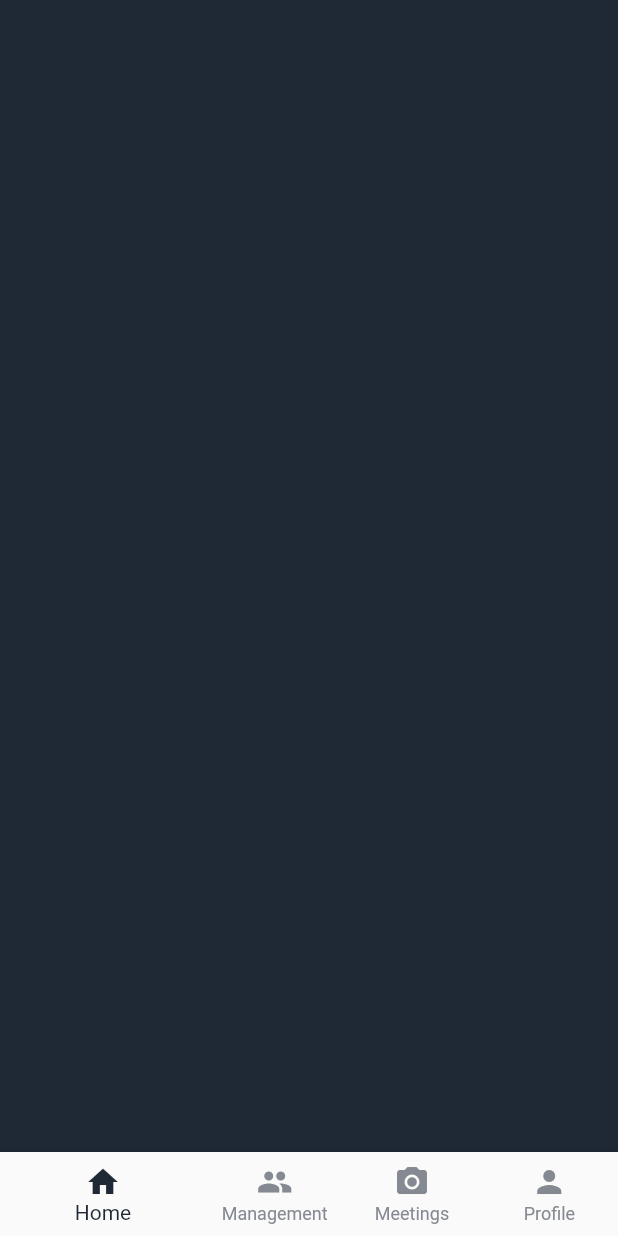
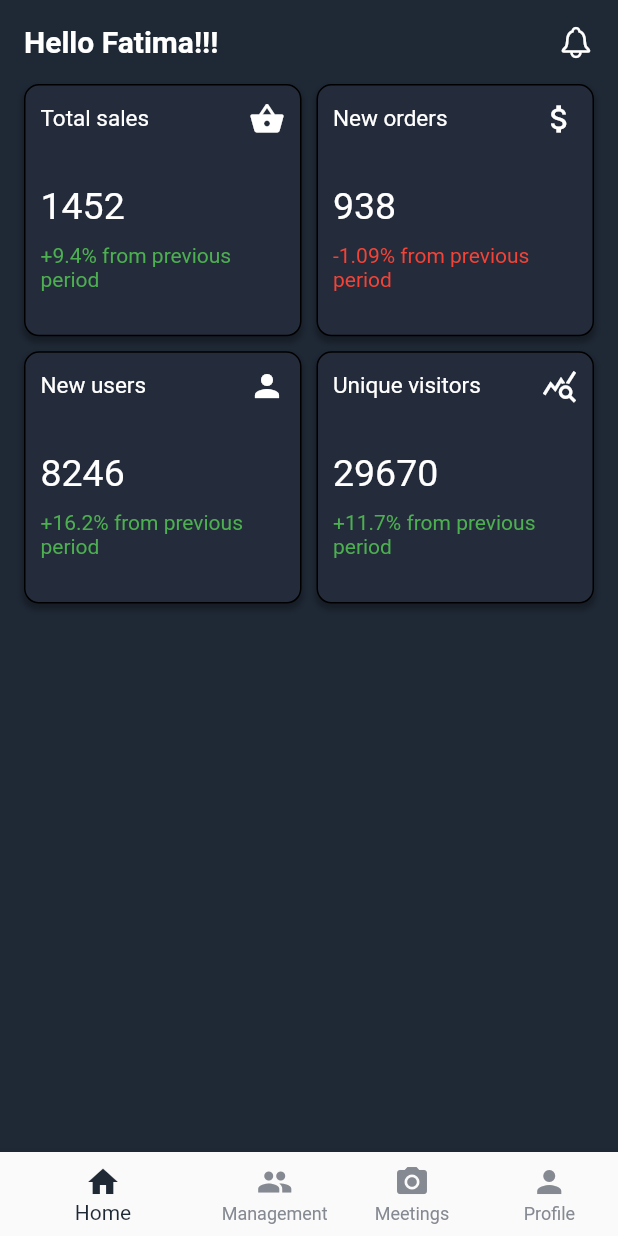
Before and after one commit to lobarashurova/bank_mobile, a Flutter app: the screen it shows after launch, on a phone screen of 412 x 824 dp. Run offline on Flutter 3.47's test engine with Material 3 defaults, Android fonts, the light colour scheme and no system bars; our stand-ins replace flutter_svg, get_it, google_fonts, mask_text_input_formatter, pinput, vector_graphics.

Commit message:
home and management screens

```diff
--- a/lib/app/common/widgets/common_text_filed.dart
+++ b/lib/app/common/widgets/common_text_filed.dart
@@ -126,7 +126,7 @@ class _CommonTextFieldState extends State<CommonTextField> {
         alignLabelWithHint: true,
         labelStyle:
             GoogleFonts.nunito(fontSize: 12, color: context.colors.display),
-        fillColor: widget.background,
+        fillColor: widget.background ?? context.colors.display,
         hintText: widget.hint,
         errorText: widget.errorText,
         errorMaxLines: 5,
@@ -145,7 +145,7 @@ class _CommonTextFieldState extends State<CommonTextField> {
         hintStyle: TextStyle(
           fontSize: 14,
           fontWeight: FontWeight.w400,
-          color: context.colors.display,
+          color: context.colors.onPrimary,
         ),
         border: OutlineInputBorder(
           borderSide: BorderSide(color: Colors.transparent),
--- /dev/null
+++ b/lib/presentation/main/home/data/grid_item_data.dart
@@ -0,0 +1,10 @@
+import 'package:flutter/cupertino.dart';
+
+class Item {
+   Widget title;
+   Widget icon;
+   int number;
+   Widget description;
+
+   Item(this.title, this.icon, this.number, this.description);
+}
--- a/lib/presentation/main/home/home_page.dart
+++ b/lib/presentation/main/home/home_page.dart
@@ -1,7 +1,9 @@
-import 'package:bank_mobile/presentation/main/main/main_page.dart';
-import 'package:bank_mobile/presentation/main/management/management_page.dart';
-import 'package:bank_mobile/presentation/main/message/message_page.dart';
-import 'package:bank_mobile/presentation/main/profile/profile_page.dart';
+import 'package:bank_mobile/app/common/widgets/common_text_filed.dart';
+import 'package:bank_mobile/extensions/text_extensions.dart';
+import 'package:bank_mobile/extensions/theme_extensions.dart';
+import 'package:bank_mobile/extensions/widget.dart';
+import 'package:bank_mobile/presentation/main/home/data/grid_item_data.dart';
+import 'package:flutter/cupertino.dart';
 import 'package:flutter/material.dart';
 
 class HomePage extends StatefulWidget {
@@ -13,11 +15,82 @@ class HomePage extends StatefulWidget {
 
 class _HomePageState extends State<HomePage> {
 
+ final List<Item> items = [
+   Item("Total sales".s(15).c(Colors.white) , const Icon(Icons.shopping_basket, color: Colors.white,), 1452, "+9.4% from previous period".c(Colors.green)),
+   Item("New orders".s(15).c(Colors.white), const Icon(Icons.attach_money, color: Colors.white,), 938, "-1.09% from previous period".c(Colors.red)),
+   Item("New users".s(15).c(Colors.white), const Icon(Icons.person, color: Colors.white,), 8246, "+16.2% from previous period".c(Colors.green)),
+   Item("Unique visitors".s(15).c(Colors.white), const Icon(Icons.query_stats_outlined, color: Colors.white,), 29670, "+11.7% from previous period".c(Colors.green)),
+ ];
 
   @override
   Widget build(BuildContext context) {
-    return Scaffold(
+    return  Scaffold(
+      body: SafeArea(
+        child: SingleChildScrollView(
+          child: Padding(
+            padding: const EdgeInsets.all(16.0),
+            child: Column(
+              children: [
+                Row(
+                  mainAxisAlignment: MainAxisAlignment.spaceBetween,
+                  children: [
+                    "Hello Fatima!!!".s(20).c(Colors.white).w(700),
+                    Icon(CupertinoIcons.bell, color: Colors.white,)
+                  ],
+                ),
+                16.kh,
+            GridView.builder(
+              physics: const NeverScrollableScrollPhysics(),
+              shrinkWrap: true,
+              gridDelegate:  const SliverGridDelegateWithFixedCrossAxisCount(
+                childAspectRatio: 1.1,
+                crossAxisCount: 2, // Number of columns
+                crossAxisSpacing: 10.0, // Space between columns
+                mainAxisSpacing: 10.0, // Space between rows
+              ),
+              itemCount: items.length, // Total number of items (2 rows * 3 columns)
+              itemBuilder: (context, index) {
+                return Container(
+                  padding: const EdgeInsets.all(10),
+                  decoration: BoxDecoration(
+                    border: Border.all(color: context.colors.primary),
+                    borderRadius: BorderRadius.circular(10),
+                    color: context.colors.label,
+                    boxShadow: [
+                      BoxShadow(
+                        color: Colors.black.withOpacity(0.3), // Shadow color
+                        spreadRadius: 1, // Spread radius
+                        blurRadius: 3, // Blur radius
+                        offset: Offset(0, 3), // Offset of the shadow
+                      ),
+                    ],
+                  ),
 
+                  child: Column(
+                    crossAxisAlignment: CrossAxisAlignment.start,
+                    children: [
+                      Row(
+                        mainAxisAlignment: MainAxisAlignment.spaceBetween,
+                        children: [
+                          items[index].title,
+                          items[index].icon
+                        ],
+                      ),
+                      32.kh,
+                      "${items[index].number}".s(25).c(Colors.white),
+
+                      10.kh,
+                      items[index].description,
+                    ],
+                  )
+                );
+              },
+            )
+              ],
+            ),
+          ),
+        ),
+      ),
     );
   }
 }
```
Also changed, not shown: lib/presentation/main/home/data/employee_class.dart (added, +11 -0 lines), lib/presentation/main/management/edite_employees.dart (added, +112 -0 lines), lib/presentation/main/management/employees_info.dart (added, +147 -0 lines), lib/presentation/main/management/management_page.dart (+75 -4 lines), lib/presentation/main/management/permission_info.dart (added, +34 -0 lines), lib/presentation/main/management/role_info.dart (added, +34 -0 lines).
